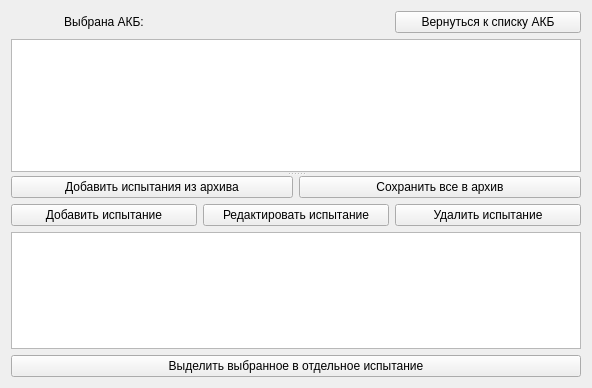
Qt form qt/ui/tests_page.ui (mikhailmishurinskikh/parametrizator) before a commit.
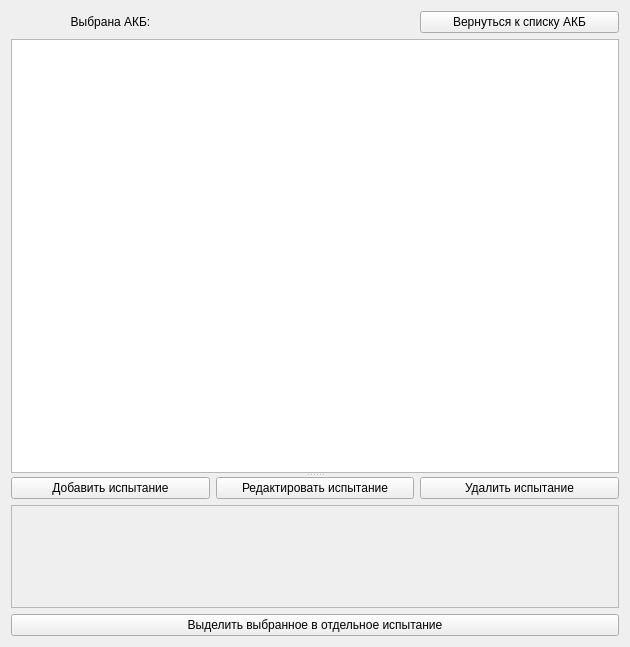
The same form after that commit. Custom widgets are drawn as their Qt base class.

```diff
--- a/qt/ui/tests_page.ui
+++ b/qt/ui/tests_page.ui
@@ -6,8 +6,8 @@
    <rect>
     <x>0</x>
     <y>0</y>
-    <width>592</width>
-    <height>388</height>
+    <width>630</width>
+    <height>647</height>
    </rect>
   </property>
   <property name="windowTitle">
@@ -53,30 +53,19 @@
         </layout>
        </item>
        <item>
-        <widget class="QTableView" name="tableView"/>
+        <widget class="QTableView" name="tableView">
+         <property name="sizePolicy">
+          <sizepolicy hsizetype="Expanding" vsizetype="Expanding">
+           <horstretch>0</horstretch>
+           <verstretch>0</verstretch>
+          </sizepolicy>
+         </property>
+        </widget>
        </item>
       </layout>
      </widget>
      <widget class="QWidget" name="layoutWidget">
       <layout class="QVBoxLayout" name="verticalLayout_2">
-       <item>
-        <layout class="QHBoxLayout" name="horizontalLayout">
-         <item>
-          <widget class="QPushButton" name="addArchive_button">
-           <property name="text">
-            <string>Добавить испытания из архива</string>
-           </property>
-          </widget>
-         </item>
-         <item>
-          <widget class="QPushButton" name="saveArchive_button">
-           <property name="text">
-            <string>Сохранить все в архив</string>
-           </property>
-          </widget>
-         </item>
-        </layout>
-       </item>
        <item>
         <layout class="QHBoxLayout" name="horizontalLayout_3">
          <item>
@@ -103,7 +92,26 @@
         </layout>
        </item>
        <item>
-        <widget class="PlotView" name="graphicsView"/>
+        <widget class="QFrame" name="frame">
+         <property name="frameShape">
+          <enum>QFrame::Shape::StyledPanel</enum>
+         </property>
+         <property name="frameShadow">
+          <enum>QFrame::Shadow::Raised</enum>
+         </property>
+         <layout class="QHBoxLayout" name="horizontalLayout">
+          <item>
+           <widget class="Canvas" name="canvas" native="true">
+            <property name="sizePolicy">
+             <sizepolicy hsizetype="Expanding" vsizetype="Expanding">
+              <horstretch>0</horstretch>
+              <verstretch>0</verstretch>
+             </sizepolicy>
+            </property>
+           </widget>
+          </item>
+         </layout>
+        </widget>
        </item>
        <item>
         <layout class="QHBoxLayout" name="horizontalLayout_2">
@@ -124,9 +132,10 @@
  </widget>
  <customwidgets>
   <customwidget>
-   <class>PlotView</class>
-   <extends>QGraphicsView</extends>
-   <header>plotItems</header>
+   <class>Canvas</class>
+   <extends>QWidget</extends>
+   <header>canvas.hpp</header>
+   <container>1</container>
   </customwidget>
  </customwidgets>
  <resources/>
```
